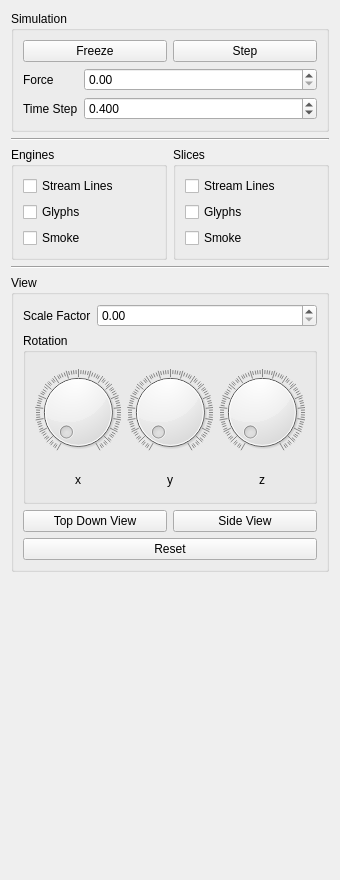
The window that smoke/view/simulationtab.ui (bvanloon/Scientific-Visualization) describes before a commit, drawn with Qt 5.
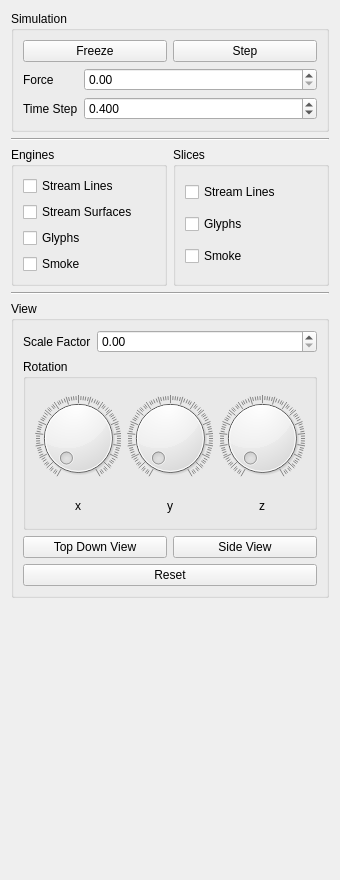
The same window after the commit.

Commit message: Add streamsurfaces checkbox to the UI.

The edit to the form file:
```diff
--- a/smoke/view/simulationtab.ui
+++ b/smoke/view/simulationtab.ui
@@ -121,6 +121,13 @@
           </property>
          </widget>
         </item>
+        <item>
+         <widget class="QCheckBox" name="streamSurfacesCheckBox">
+          <property name="text">
+           <string>Stream Surfaces</string>
+          </property>
+         </widget>
+        </item>
         <item>
          <widget class="QCheckBox" name="glyphsCheckBox">
           <property name="text">
```
Left out of the diff: 1 changed line with no effect on the pictures.
